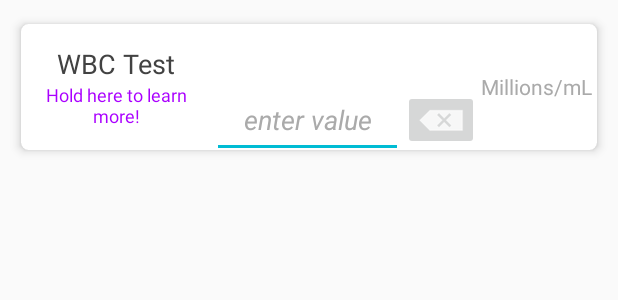
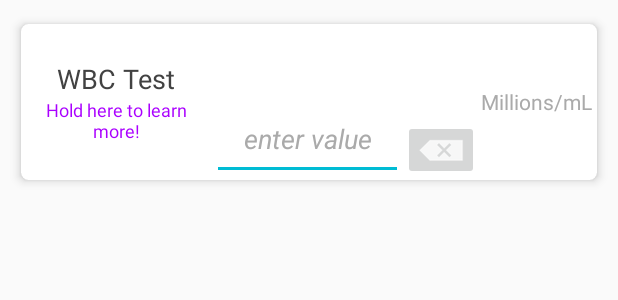
Before and after one commit to jpierik/BloodBuddy, an Android app: the layout data_card.xml on its own in the app's theme, with its tools: preview values and no code run, on a phone screen of 412 x 824 dp. Shown: the top 300 px of the screen. Run offline under Robolectric (Android 15) with nearby library versions, the phone set to English and light mode, and no system bars.

```diff
--- a/app/src/main/java/edu/oakland/fives/bloodbuddy/activity/ResultInformation.java
+++ b/app/src/main/java/edu/oakland/fives/bloodbuddy/activity/ResultInformation.java
@@ -17,6 +17,7 @@ import android.view.animation.Animation;
 import android.view.animation.AnimationUtils;
 import android.view.animation.OvershootInterpolator;
 import android.widget.ImageView;
+import android.widget.TextView;
 
 import edu.oakland.fives.bloodbuddy.R;
 import java.util.ArrayList;
@@ -45,7 +46,11 @@ public class ResultInformation extends BottomSheetDialogFragment {
         RecyclerView recyclerView = (RecyclerView) dialog.findViewById(R.id.recycler_view2);
         final ImageView arrow = (ImageView) dialog.findViewById(R.id.arrow_up);
 
+        TextView resultGender = (TextView)dialog.findViewById(R.id.result_for);
+
         ArrayList<DataModel> tests = (ArrayList<DataModel>) getArguments().getSerializable("tests");
+        String gender= getArguments().getString("gender");
+        resultGender.setText("Results for: "+gender);
         createRecycleViewer(recyclerView, tests);
         final Animation anim = AnimationUtils.loadAnimation(getActivity(), R.anim.fade_in_out);
         arrow.startAnimation(anim);
--- a/app/src/main/res/layout/data_card.xml
+++ b/app/src/main/res/layout/data_card.xml
@@ -3,7 +3,7 @@
 <android.support.v7.widget.CardView xmlns:android="http://schemas.android.com/apk/res/android"
     xmlns:card_view="http://schemas.android.com/apk/res-auto"
     android:layout_width="match_parent"
-    android:layout_height="100dp"
+    android:layout_height="120dp"
     xmlns:app="http://schemas.android.com/tools"
     android:layout_margin="8dp"
     android:clickable="true"
@@ -44,21 +44,22 @@
             <LinearLayout
                 android:layout_width="0dp"
                 android:layout_weight="1"
-                android:layout_height="wrap_content"
+                android:layout_height="match_parent"
+                android:gravity="center"
                 android:orientation="vertical">
                 <TextView
                     android:layout_width="wrap_content"
-                    android:layout_height="wrap_content"
+                    android:layout_height="30dp"
                     android:layout_margin="10dp"
                     android:layout_gravity="center"
-                    android:gravity="bottom"
+                    android:gravity="top"
                     android:id="@+id/value_watcher"
                     android:text=""/>
 
                 <EditText
                     android:layout_width="match_parent"
                     android:gravity="center"
-                    android:layout_height="50dp"
+                    android:layout_height="fill_parent"
                     android:inputType="numberDecimal"
                     android:ems="5"
                     android:maxLength="4"
@@ -76,7 +77,7 @@
                 android:layout_gravity="bottom"
                 android:id="@+id/clear"
                 android:src="@android:drawable/ic_input_delete"
-                />
+                android:contentDescription="delete value" />
             <TextView
                 android:layout_width="0dp"
                 android:layout_height="match_parent"
--- a/app/src/main/res/layout/fragment_bottom_sheet.xml
+++ b/app/src/main/res/layout/fragment_bottom_sheet.xml
@@ -14,7 +14,7 @@
 
         <ImageView
             android:id="@+id/ic_image"
-            android:src="@drawable/rbc"
+            android:src="@drawable/macrophage"
             android:scaleType="centerCrop"
             android:layout_width="match_parent"
             android:layout_height="200dp"
```
Also changed, not shown: app/src/main/java/edu/oakland/fives/bloodbuddy/activity/MainActivity.java (+80 -11 lines), app/src/main/res/layout/activity_main.xml (+7 -3 lines), app/src/main/res/layout/fragment_result_sheet.xml (+5 -2 lines).
